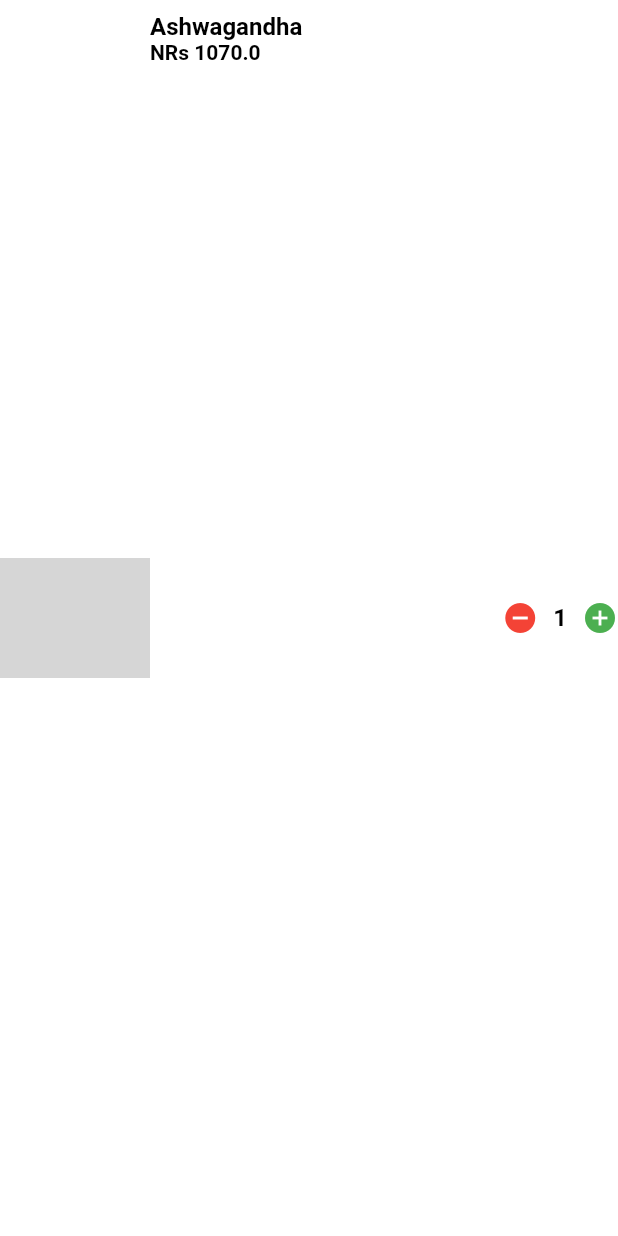
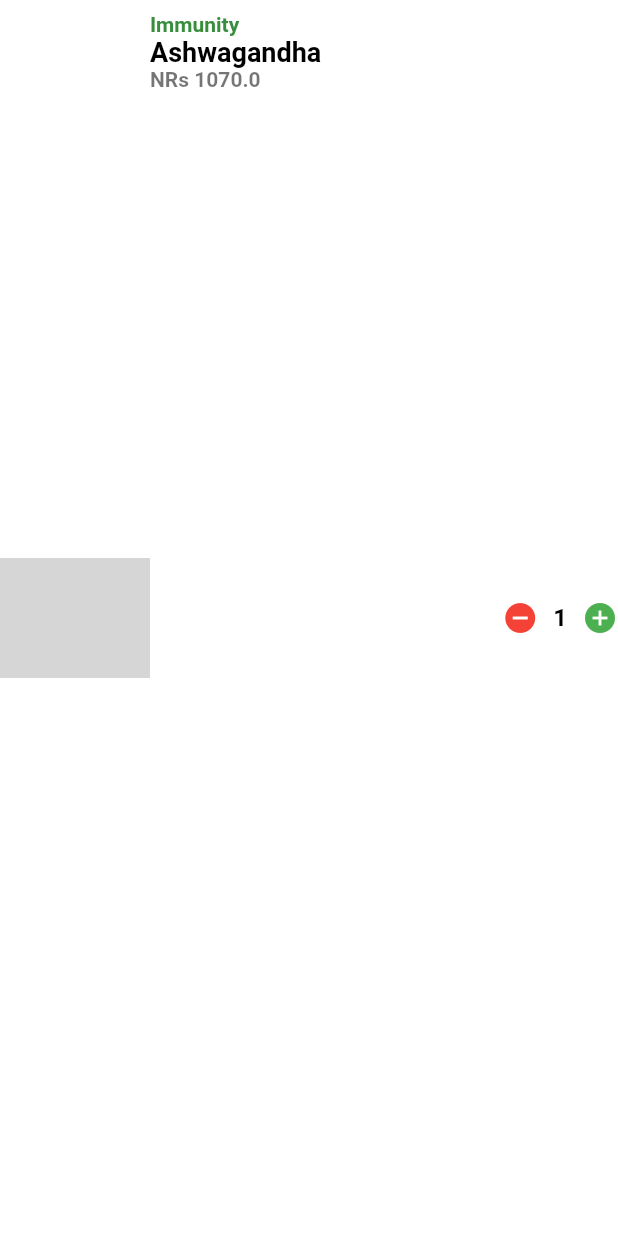
Before and after one commit to VivekJung/flutter_ecommerce_App, a Flutter app: the CartProductCard widget shown alone on an empty page, opened directly with sample values from the repository, on a phone screen of 412 x 824 dp. Run offline on Flutter 3.47's test engine with Material 2 defaults, Android fonts, the phone set to English and light mode, and no system bars; our stand-ins replace carousel_slider, equatable, flutter_bloc; network calls fail; Roboto replaces fonts that are missing (Avenir); grey boxes are pictures that could not be loaded.

Commit message:
logic-CartBLOC-added

```diff
--- /dev/null
+++ b/lib/blocs/cart/cart_event.dart
@@ -0,0 +1,29 @@
+part of 'cart_bloc.dart';
+
+abstract class CartEvent extends Equatable {
+  const CartEvent();
+
+  @override
+  List<Object> get props => [];
+}
+
+class CartStarted extends CartEvent {
+  @override
+  List<Object> get props => [];
+}
+
+class CartProductAdded extends CartEvent {
+  final Product product;
+  const CartProductAdded(this.product);
+
+  @override
+  List<Object> get props => [product];
+}
+
+class CartProductRemoved extends CartEvent {
+  final Product product;
+  const CartProductRemoved(this.product);
+
+  @override
+  List<Object> get props => [product];
+}
--- /dev/null
+++ b/lib/blocs/cart/cart_state.dart
@@ -0,0 +1,20 @@
+part of 'cart_bloc.dart';
+
+abstract class CartState extends Equatable {
+  const CartState();
+
+  @override
+  List<Object> get props => [];
+}
+
+class CartLoading extends CartState {}
+
+class CartLoaded extends CartState {
+  final Cart cart;
+  const CartLoaded({this.cart = const Cart()});
+
+  @override
+  List<Object> get props => [Cart];
+}
+
+class CartError extends CartState {}
--- a/lib/main.dart
+++ b/lib/main.dart
@@ -1,9 +1,12 @@
 import 'package:ecommerce_app/blocs/wishlist/wishlist_bloc.dart';
+import 'package:ecommerce_app/blocs/cart/cart_bloc.dart';
 import 'package:ecommerce_app/config/app_router.dart';
 import 'package:ecommerce_app/config/theme/theme.dart';
 import 'package:ecommerce_app/screens/screens.dart';
 import 'package:flutter/material.dart';
 import 'package:flutter_bloc/flutter_bloc.dart';
+
+import 'blocs/cart/cart_bloc.dart';
 
 void main() {
   runApp(const MyApp());
@@ -16,7 +19,8 @@ class MyApp extends StatelessWidget {
   Widget build(BuildContext context) {
     return MultiBlocProvider(
       providers: [
-        BlocProvider(create: (_) => WishListBloc()..add(StartWishList()))
+        BlocProvider(create: (_) => WishListBloc()..add(StartWishList())),
+        BlocProvider(create: (_) => CartBloc()..add(CartStarted()))
       ],
       child: MaterialApp(
           debugShowCheckedModeBanner: false,
--- a/lib/screens/cart/cart_screen.dart
+++ b/lib/screens/cart/cart_screen.dart
@@ -2,7 +2,6 @@ import 'dart:developer';
 
 import 'package:ecommerce_app/config/theme/custom_text_widget.dart';
 import 'package:ecommerce_app/models/models.dart';
-import 'package:ecommerce_app/support_functions/icon_button.dart';
 import 'package:flutter/material.dart';
 import 'package:ecommerce_app/widgets/widgets.dart';
 
--- a/lib/widgets/buttons/custom_button.dart
+++ b/lib/widgets/buttons/custom_button.dart
@@ -1,5 +1,4 @@
 import 'package:ecommerce_app/config/theme/custom_text_widget.dart';
-import 'package:ecommerce_app/support_functions/icon_button.dart';
 import 'package:flutter/material.dart';
 
 class CustomIconButton extends StatelessWidget {
--- a/lib/widgets/cart_product_card.dart
+++ b/lib/widgets/cart_product_card.dart
@@ -42,15 +42,22 @@ class _CartProductCardState extends State<CartProductCard> {
             child: Column(
               crossAxisAlignment: CrossAxisAlignment.start,
               children: [
+                Text(widget.product.category,
+                    style: Theme.of(context)
+                        .textTheme
+                        .headline6!
+                        .copyWith(color: Colors.green[700])),
                 SizedBox(
                   width: MediaQuery.of(context).size.width - 230,
                   child: Text(widget.product.name,
-                      overflow: TextOverflow.ellipsis,
-                      style: Theme.of(context).textTheme.headline4),
+                      style: Theme.of(context).textTheme.headline3),
                 ),
                 Text(
                   "NRs ${widget.product.price.toString()}",
-                  style: Theme.of(context).textTheme.headline5,
+                  style: Theme.of(context)
+                      .textTheme
+                      .headline5!
+                      .copyWith(color: Colors.black54),
                 ),
               ],
             ),
```
Also changed, not shown: lib/blocs/cart/cart_bloc.dart (added, +58 -0 lines), lib/models/cart_model.dart (+6 -48 lines), lib/screens/product/product_screen.dart (+10 -6 lines).
